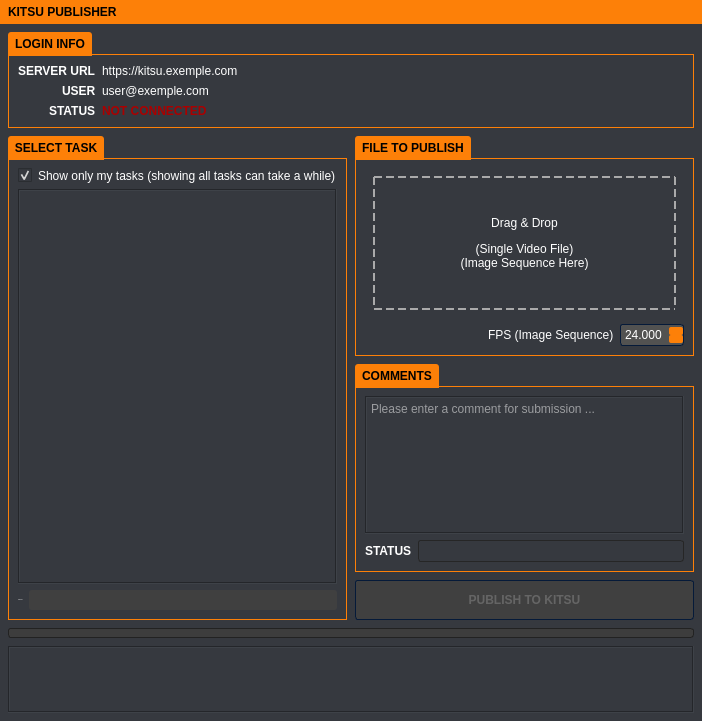
First picture: the form in kitsu_publish_standalone/ui/kitsu_publisher_standalone.ui, repository emilemassie/kitsu-publisher, before the edit.
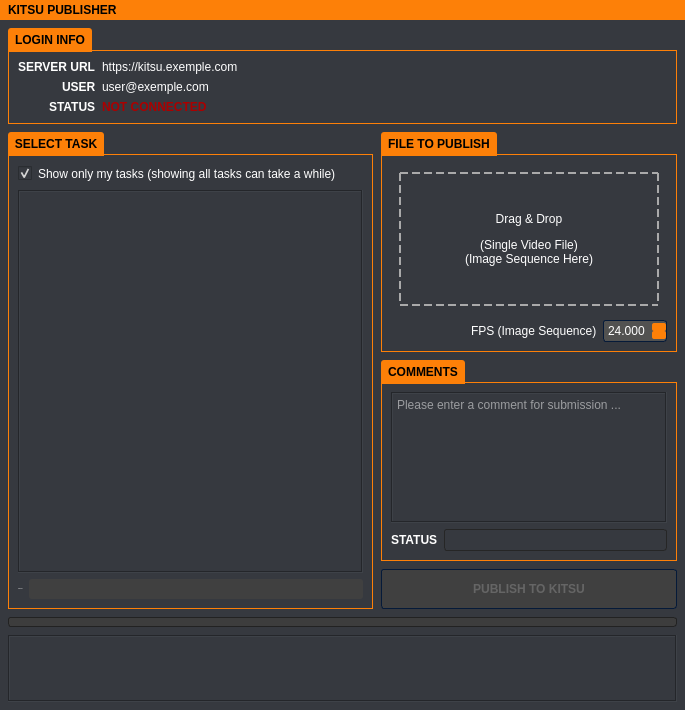
Second picture: the form after the edit. Icons and pictures are not drawn.

Commit message: ui fixes change is config file location for multisystem

Patch:
```diff
--- a/kitsu_publish_standalone/ui/kitsu_publisher_standalone.ui
+++ b/kitsu_publish_standalone/ui/kitsu_publisher_standalone.ui
@@ -6,8 +6,8 @@
    <rect>
     <x>0</x>
     <y>0</y>
-    <width>702</width>
-    <height>721</height>
+    <width>685</width>
+    <height>710</height>
    </rect>
   </property>
   <property name="windowTitle">
@@ -1231,9 +1231,8 @@
 QPushButton
 {
 	
-	font: 8pt &quot;consolas&quot;;
+	font: 8px;
 	background-color: rgba(255, 255, 255, 0);
-	
 	color: rgb(255, 255, 255);
 	border-style:none;
 }
@@ -1447,14 +1446,70 @@
                <number>6</number>
               </property>
               <item>
-               <widget class="QCheckBox" name="show_only_my_tasks">
-                <property name="text">
-                 <string>Show only my tasks (showing all tasks can take a while)</string>
-                </property>
-                <property name="checked">
-                 <bool>true</bool>
-                </property>
-               </widget>
+               <layout class="QHBoxLayout" name="horizontalLayout_8">
+                <item>
+                 <widget class="QCheckBox" name="show_only_my_tasks">
+                  <property name="text">
+                   <string>Show only my tasks (showing all tasks can take a while)</string>
+                  </property>
+                  <property name="checked">
+                   <bool>true</bool>
+                  </property>
+                 </widget>
+                </item>
+                <item>
+                 <widget class="QFrame" name="gridFrame">
+                  <property name="sizePolicy">
+                   <sizepolicy hsizetype="Fixed" vsizetype="Fixed">
+                    <horstretch>0</horstretch>
+                    <verstretch>0</verstretch>
+                   </sizepolicy>
+                  </property>
+                  <property name="minimumSize">
+                   <size>
+                    <width>20</width>
+                    <height>20</height>
+                   </size>
+                  </property>
+                  <property name="maximumSize">
+                   <size>
+                    <width>20</width>
+                    <height>20</height>
+                   </size>
+                  </property>
+                  <layout class="QGridLayout" name="gridLayout">
+                   <property name="leftMargin">
+                    <number>0</number>
+                   </property>
+                   <property name="topMargin">
+                    <number>0</number>
+                   </property>
+                   <property name="rightMargin">
+                    <number>0</number>
+                   </property>
+                   <property name="bottomMargin">
+                    <number>0</number>
+                   </property>
+                   <property name="spacing">
+                    <number>0</number>
+                   </property>
+                   <item row="0" column="0">
+                    <widget class="QLabel" name="image_label">
+                     <property name="sizePolicy">
+                      <sizepolicy hsizetype="Fixed" vsizetype="Fixed">
+                       <horstretch>0</horstretch>
+                       <verstretch>0</verstretch>
+                      </sizepolicy>
+                     </property>
+                     <property name="scaledContents">
+                      <bool>false</bool>
+                     </property>
+                    </widget>
+                   </item>
+                  </layout>
+                 </widget>
+                </item>
+               </layout>
               </item>
               <item>
                <widget class="QTreeWidget" name="tree_widget">
@@ -1620,14 +1675,8 @@
                </widget>
               </item>
               <item>
-               <layout class="QFormLayout" name="formLayout_4">
-                <property name="labelAlignment">
-                 <set>Qt::AlignRight|Qt::AlignTrailing|Qt::AlignVCenter</set>
-                </property>
-                <property name="formAlignment">
-                 <set>Qt::AlignLeading|Qt::AlignLeft|Qt::AlignVCenter</set>
-                </property>
-                <item row="0" column="0">
+               <layout class="QHBoxLayout" name="horizontalLayout_3" stretch="0,1">
+                <item>
                  <widget class="QLabel" name="label_10">
                   <property name="styleSheet">
                    <string notr="true">font-weight:600;</string>
@@ -1637,7 +1686,7 @@
                   </property>
                  </widget>
                 </item>
-                <item row="0" column="1">
+                <item>
                  <widget class="QComboBox" name="t_task_stat"/>
                 </item>
                </layout>
```
Left out of the diff: 2 changed lines with no effect on the pictures. The commit also changes 4 other files.
